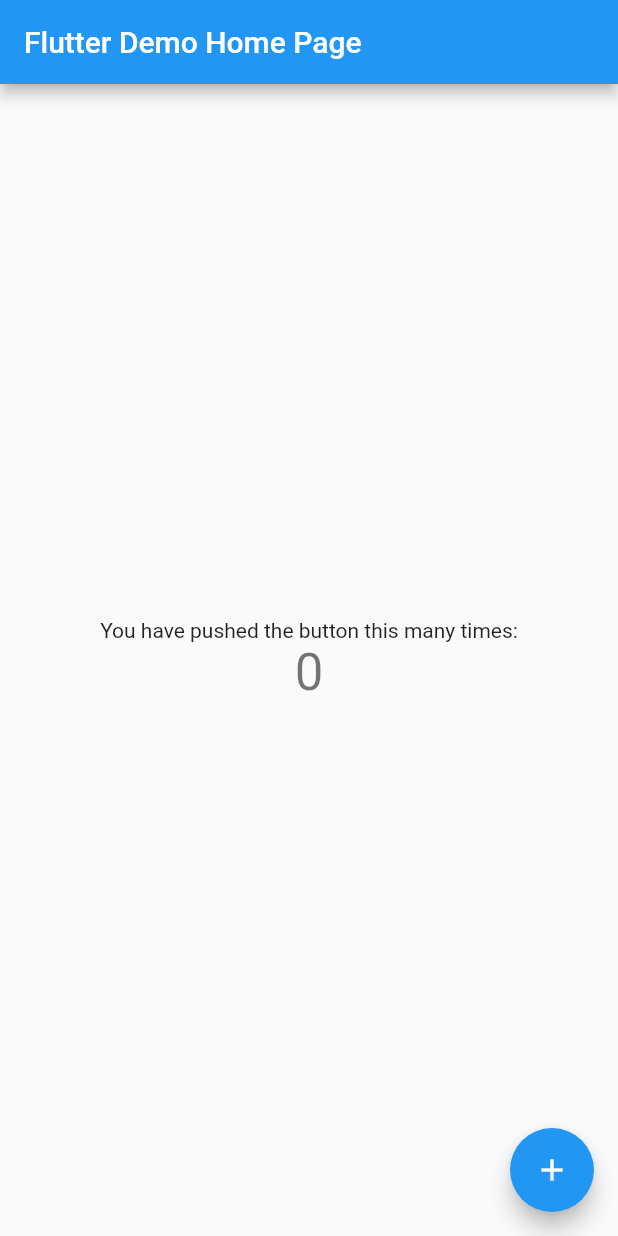
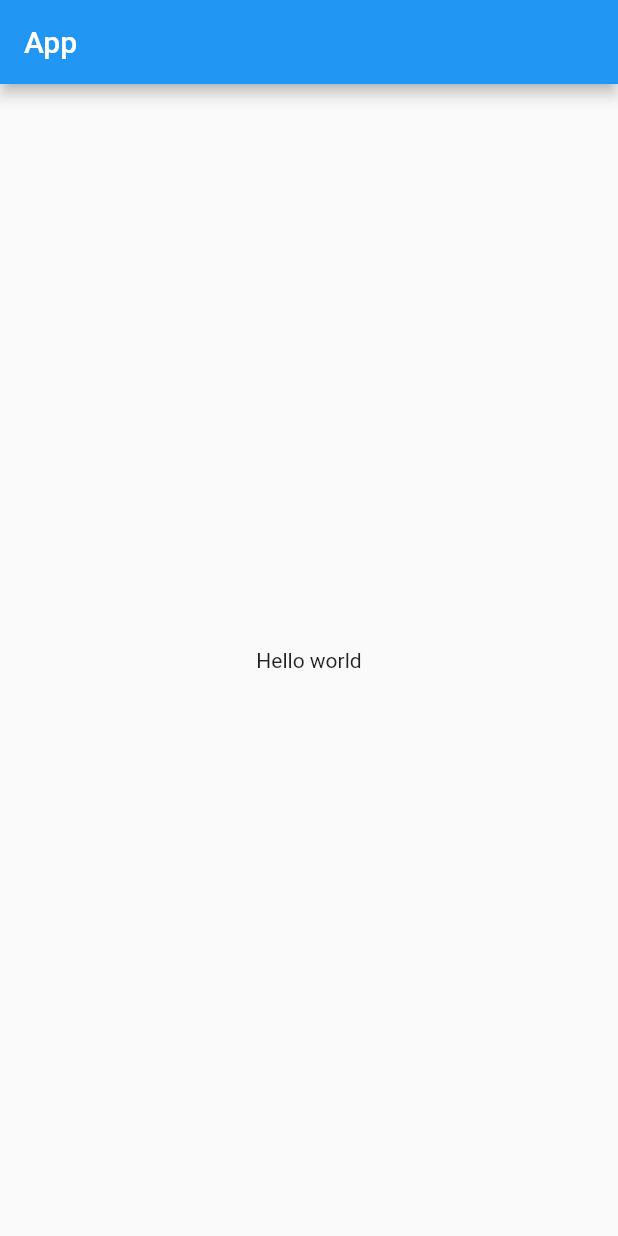
Before and after one commit to jonjomckay/binks-app, a Flutter app: the screen it shows after launch, on a phone screen of 412 x 824 dp. Run offline on Flutter 3.47's test engine with Material 2 defaults, Android fonts, the phone set to English and light mode, and no system bars.

```diff
--- a/lib/main.dart
+++ b/lib/main.dart
@@ -5,109 +5,33 @@ void main() {
 }
 
 class MyApp extends StatelessWidget {
-  // This widget is the root of your application.
   @override
   Widget build(BuildContext context) {
     return MaterialApp(
-      title: 'Flutter Demo',
+      title: 'Binks',
       theme: ThemeData(
-        // This is the theme of your application.
-        //
-        // Try running your application with "flutter run". You'll see the
-        // application has a blue toolbar. Then, without quitting the app, try
-        // changing the primarySwatch below to Colors.green and then invoke
-        // "hot reload" (press "r" in the console where you ran "flutter run",
-        // or simply save your changes to "hot reload" in a Flutter IDE).
-        // Notice that the counter didn't reset back to zero; the application
-        // is not restarted.
         primarySwatch: Colors.blue,
       ),
-      home: MyHomePage(title: 'Flutter Demo Home Page'),
+      home: DefaultScreen(),
     );
   }
 }
 
-class MyHomePage extends StatefulWidget {
-  MyHomePage({Key? key, required this.title}) : super(key: key);
-
-  // This widget is the home page of your application. It is stateful, meaning
-  // that it has a State object (defined below) that contains fields that affect
-  // how it looks.
-
-  // This class is the configuration for the state. It holds the values (in this
-  // case the title) provided by the parent (in this case the App widget) and
-  // used by the build method of the State. Fields in a Widget subclass are
-  // always marked "final".
-
-  final String title;
-
+class DefaultScreen extends StatefulWidget {
   @override
-  _MyHomePageState createState() => _MyHomePageState();
+  _DefaultScreenState createState() => _DefaultScreenState();
 }
 
-class _MyHomePageState extends State<MyHomePage> {
-  int _counter = 0;
-
-  void _incrementCounter() {
-    setState(() {
-      // This call to setState tells the Flutter framework that something has
-      // changed in this State, which causes it to rerun the build method below
-      // so that the display can reflect the updated values. If we changed
-      // _counter without calling setState(), then the build method would not be
-      // called again, and so nothing would appear to happen.
-      _counter++;
-    });
-  }
-
+class _DefaultScreenState extends State<DefaultScreen> {
   @override
   Widget build(BuildContext context) {
-    // This method is rerun every time setState is called, for instance as done
-    // by the _incrementCounter method above.
-    //
-    // The Flutter framework has been optimized to make rerunning build methods
-    // fast, so that you can just rebuild anything that needs updating rather
-    // than having to individually change instances of widgets.
     return Scaffold(
       appBar: AppBar(
-        // Here we take the value from the MyHomePage object that was created by
-        // the App.build method, and use it to set our appbar title.
-        title: Text(widget.title),
+        title: Text('App'),
       ),
       body: Center(
-        // Center is a layout widget. It takes a single child and positions it
-        // in the middle of the parent.
-        child: Column(
-          // Column is also a layout widget. It takes a list of children and
-          // arranges them vertically. By default, it sizes itself to fit its
-          // children horizontally, and tries to be as tall as its parent.
-          //
-          // Invoke "debug painting" (press "p" in the console, choose the
-          // "Toggle Debug Paint" action from the Flutter Inspector in Android
-          // Studio, or the "Toggle Debug Paint" command in Visual Studio Code)
-          // to see the wireframe for each widget.
-          //
-          // Column has various properties to control how it sizes itself and
-          // how it positions its children. Here we use mainAxisAlignment to
-          // center the children vertically; the main axis here is the vertical
-          // axis because Columns are vertical (the cross axis would be
-          // horizontal).
-          mainAxisAlignment: MainAxisAlignment.center,
-          children: <Widget>[
-            Text(
-              'You have pushed the button this many times:',
-            ),
-            Text(
-              '$_counter',
-              style: Theme.of(context).textTheme.headline4,
-            ),
-          ],
-        ),
+        child: Text('Hello world'),
       ),
-      floatingActionButton: FloatingActionButton(
-        onPressed: _incrementCounter,
-        tooltip: 'Increment',
-        child: Icon(Icons.add),
-      ), // This trailing comma makes auto-formatting nicer for build methods.
     );
   }
 }
```
Also changed, not shown: 8 other files.
